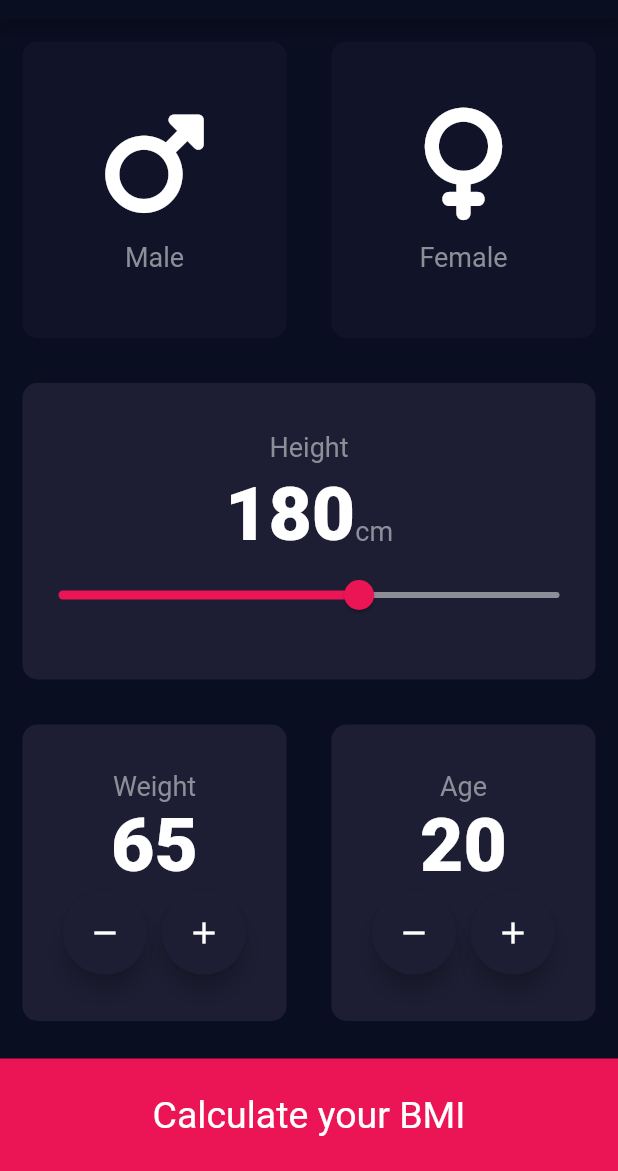
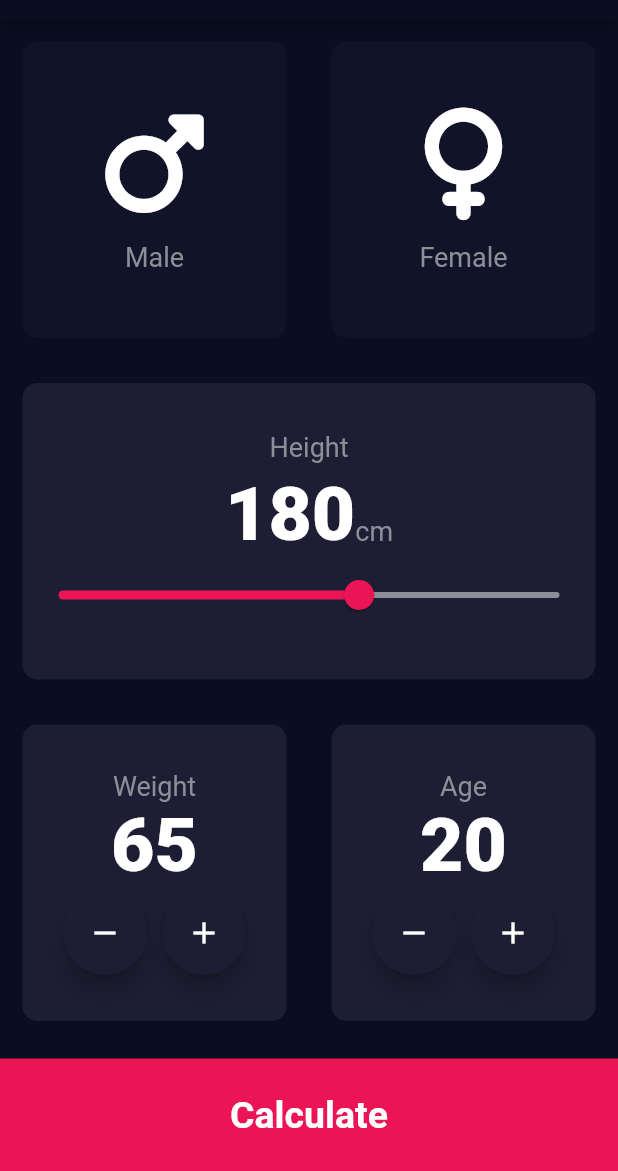
Before and after one commit to msamirzayed/fltest, a Flutter app: the screen it shows after launch, on a phone screen of 412 x 824 dp, the part 65-1236 px from its top. Run offline on Flutter 3.47's test engine with Material 2 defaults, Android fonts, the phone set to English and light mode, and no system bars; our stand-ins replace font_awesome_flutter.

Commit message:
finished layout

```diff
--- a/lib/input_page.dart
+++ b/lib/input_page.dart
@@ -1,8 +1,10 @@
+import 'package:bmies/result.dart';
 import 'package:flutter/material.dart';
 import 'package:font_awesome_flutter/font_awesome_flutter.dart';
 import 'icon_content.dart';
 import 'cardy.dart';
 import 'shared.dart';
+import 'result.dart';
 
 const activeCard = Color(0xFF1D1E33);
 const inactiveCard = Color(0xFF111328);
@@ -218,15 +220,24 @@ class _MyHomePageState extends State<MyHomePage> {
                 ],
               ),
             ),
-            Container(
+            GestureDetector(
+              onTap: () {
+                Navigator.push(
+                    context, MaterialPageRoute(builder: (context) => result()));
+              },
+              child: Container(
                 color: Color(0xFFEB1555),
                 margin: EdgeInsets.only(top: 10),
                 width: double.infinity,
                 height: 75,
                 child: Center(
                   child: Text(
-                  'Calculate your BMI',
-                  style: TextStyle(fontSize: 25),
+                    'Calculate',
+                    style: TextStyle(
+                        fontSize: 25,
+                        fontWeight: FontWeight.bold,
+                        color: Colors.white),
+                  ),
                 ),
               ),
             ),
--- a/lib/main.dart
+++ b/lib/main.dart
@@ -1,5 +1,6 @@
 import 'package:flutter/material.dart';
 import 'input_page.dart';
+import 'result.dart';
 
 void main() {
   runApp(const MyApp());
@@ -13,7 +14,7 @@ class MyApp extends StatelessWidget {
   Widget build(BuildContext context) {
     return MaterialApp(
       title: 'BMI Calculator',
-      theme: ThemeData(
+      theme: ThemeData.dark().copyWith(
         // This is the theme of your application.
         scaffoldBackgroundColor: Color(0xFF0A0E21),
         textTheme: TextTheme(
```
Also changed, not shown: lib/result.dart (added, +84 -0 lines). Lines whose indentation alone changed are shown as unchanged.
